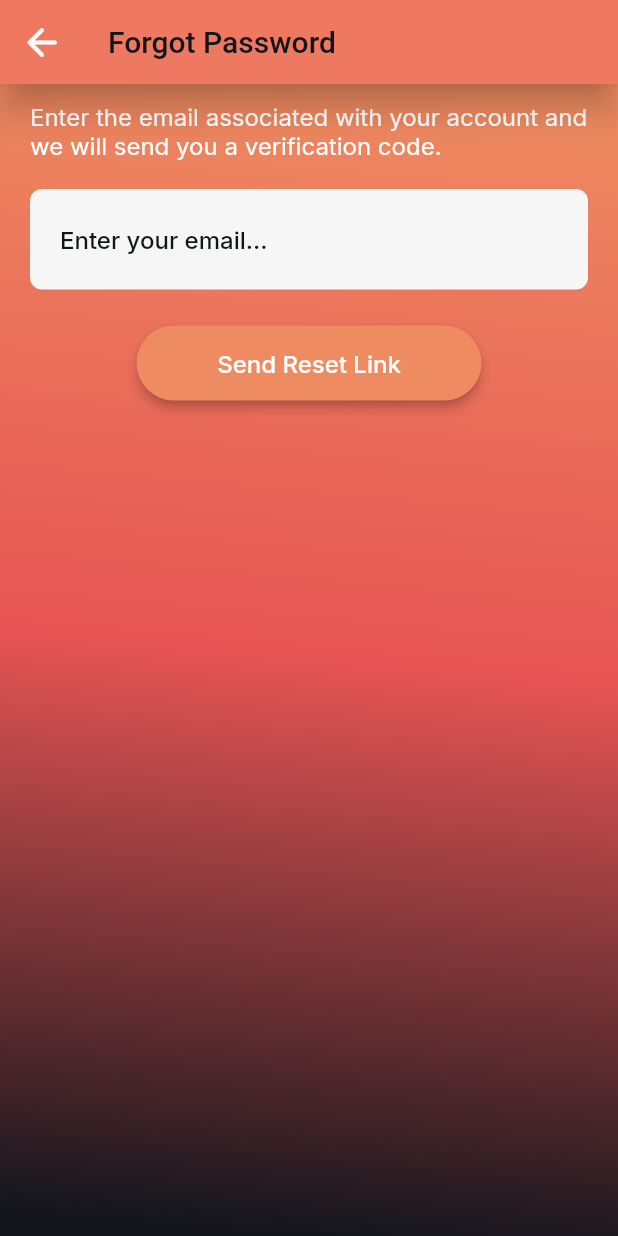
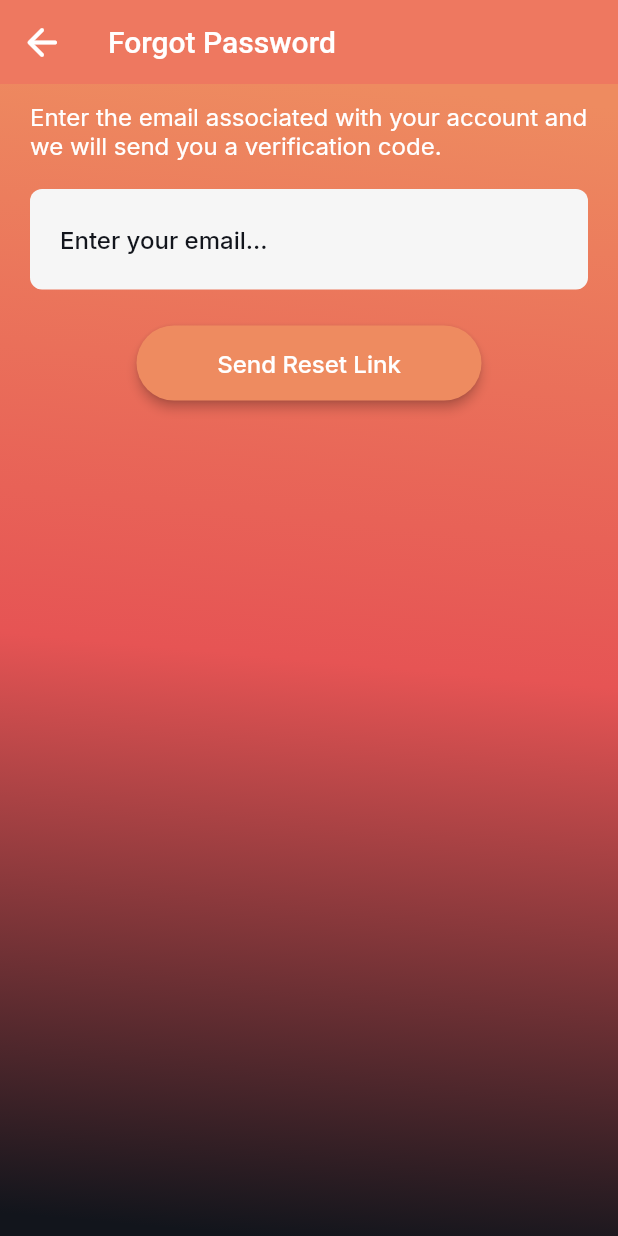
Before and after one commit to PhamDacTrung/bookingApp, a Flutter app: the ForgotPasswordPageWidget screen opened by its route, on a phone screen of 412 x 824 dp. Run offline on Flutter 3.47's test engine with Material 2 defaults, Android fonts, the phone set to English and light mode, and no system bars; drawn by our look-alikes of auto_size_text; our stand-ins replace cloud_firestore, dropdown_button2, easy_debounce, expandable, file_picker, firebase_auth and 17 more; missing offline and left inert: json_path, mime_type, text_search; accounts and stored records are empty; network calls fail; Roboto replaces fonts that are missing (Readex Pro).

Commit message:
Updating app bar

```diff
--- a/lib/pages/customer/customer_info_page/customer_info_page_widget.dart
+++ b/lib/pages/customer/customer_info_page/customer_info_page_widget.dart
@@ -105,7 +105,7 @@ class _CustomerInfoPageWidgetState extends State<CustomerInfoPageWidget>
           ),
           actions: const [],
           centerTitle: false,
-          elevation: 10.0,
+          elevation: 0.0,
         ),
         body: SafeArea(
           top: true,
--- a/lib/pages/customer/manage_customer_page/manage_customer_page_widget.dart
+++ b/lib/pages/customer/manage_customer_page/manage_customer_page_widget.dart
@@ -83,7 +83,7 @@ class _ManageCustomerPageWidgetState extends State<ManageCustomerPageWidget> {
           ),
           actions: const [],
           centerTitle: false,
-          elevation: 10.0,
+          elevation: 0.0,
         ),
         body: SafeArea(
           top: true,
--- a/lib/pages/customer/new_customer_page/new_customer_page_widget.dart
+++ b/lib/pages/customer/new_customer_page/new_customer_page_widget.dart
@@ -89,7 +89,7 @@ class _NewCustomerPageWidgetState extends State<NewCustomerPageWidget> {
           ),
           actions: const [],
           centerTitle: false,
-          elevation: 10.0,
+          elevation: 0.0,
         ),
         body: SafeArea(
           top: true,
--- a/lib/pages/entry/forgot_password_page/forgot_password_page_widget.dart
+++ b/lib/pages/entry/forgot_password_page/forgot_password_page_widget.dart
@@ -70,11 +70,14 @@ class _ForgotPasswordPageWidgetState extends State<ForgotPasswordPageWidget> {
         ),
         title: Text(
           'Forgot Password',
-          style: FlutterFlowTheme.of(context).headlineSmall,
+          style: FlutterFlowTheme.of(context).headlineSmall.override(
+                fontFamily: 'Readex Pro',
+                color: FlutterFlowTheme.of(context).info,
+              ),
         ),
         actions: const [],
         centerTitle: false,
-        elevation: 10.0,
+        elevation: 0.0,
       ),
       body: SafeArea(
         top: true,
--- a/lib/pages/manage_appointment/appoitment_detail/appoitment_detail_widget.dart
+++ b/lib/pages/manage_appointment/appoitment_detail/appoitment_detail_widget.dart
@@ -130,7 +130,7 @@ class _AppoitmentDetailWidgetState extends State<AppoitmentDetailWidget> {
           ),
           actions: const [],
           centerTitle: false,
-          elevation: 10.0,
+          elevation: 0.0,
         ),
         body: SafeArea(
           top: true,
--- a/lib/pages/manage_appointment/manage_appointment_page/manage_appointment_page_widget.dart
+++ b/lib/pages/manage_appointment/manage_appointment_page/manage_appointment_page_widget.dart
@@ -109,7 +109,7 @@ class _ManageAppointmentPageWidgetState
               ),
               actions: const [],
               centerTitle: false,
-              elevation: 10.0,
+              elevation: 0.0,
             ),
             body: SafeArea(
               top: true,
--- a/lib/pages/manage_appointment/schedule_appointment_page/schedule_appointment_page_widget.dart
+++ b/lib/pages/manage_appointment/schedule_appointment_page/schedule_appointment_page_widget.dart
@@ -100,7 +100,7 @@ class _ScheduleAppointmentPageWidgetState
           ),
           actions: const [],
           centerTitle: false,
-          elevation: 10.0,
+          elevation: 0.0,
         ),
         body: SafeArea(
           top: true,
--- a/lib/pages/profile/edit_profile_page/edit_profile_page_widget.dart
+++ b/lib/pages/profile/edit_profile_page/edit_profile_page_widget.dart
@@ -96,7 +96,7 @@ class _EditProfilePageWidgetState extends State<EditProfilePageWidget> {
           ),
           actions: const [],
           centerTitle: false,
-          elevation: 10.0,
+          elevation: 0.0,
         ),
         body: SafeArea(
           top: true,
```
Also changed, not shown: lib/pages/profile/profile_page/profile_page_widget.dart (+15 -1 lines).
